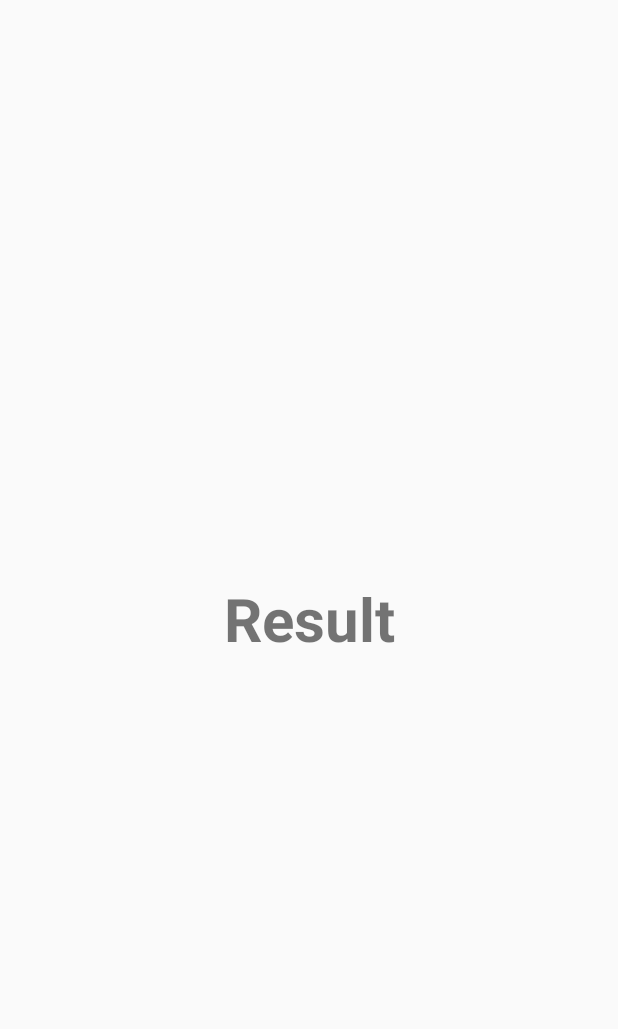
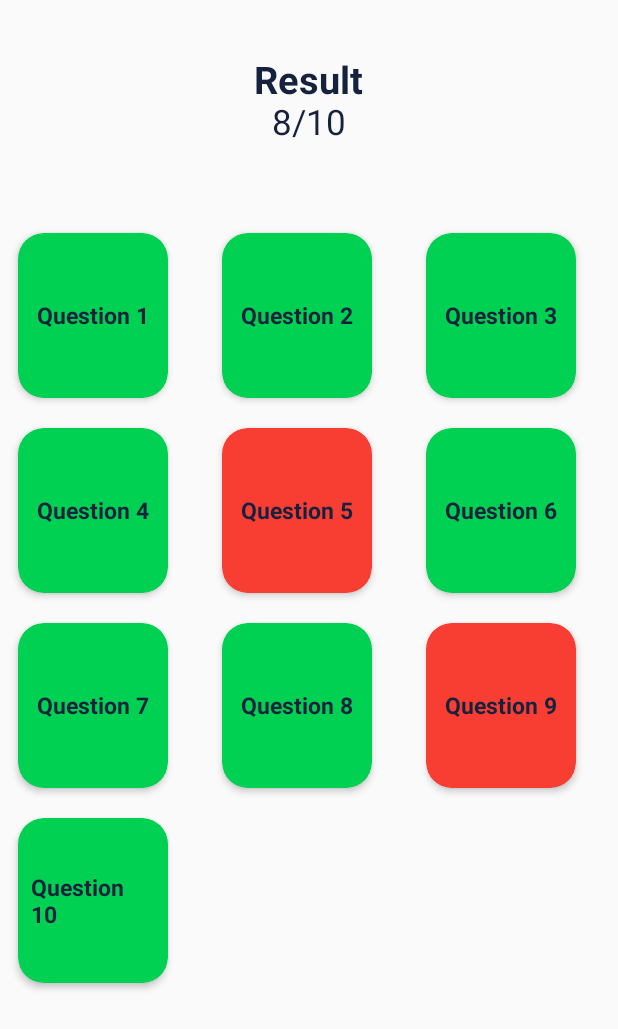
Before and after one commit to kareemmohamed299/final-project-graduated, an Android app: the result screen opened directly, with no data from a screen before it, on a phone screen of 412 x 824 dp. Shown: the top 1029 px of the screen. Run offline under Robolectric (Android 15) with nearby library versions, the phone set to English and light mode, and no system bars.

Commit message:
result layout

```diff
--- a/app/src/main/AndroidManifest.xml
+++ b/app/src/main/AndroidManifest.xml
@@ -11,7 +11,7 @@
         android:roundIcon="@mipmap/ic_launcher_round"
         android:supportsRtl="true"
         android:theme="@style/AppTheme">
-        <activity android:name=".result"></activity>
+        <activity android:name=".correction.result"></activity>
         <activity
             android:name=".questions.question"
             android:label="@string/title_activity_question"
--- /dev/null
+++ b/app/src/main/java/com/example/project1/correction/answerAdapter.java
@@ -0,0 +1,78 @@
+package com.example.project1.correction;
+
+import android.graphics.Color;
+import android.view.LayoutInflater;
+import android.view.View;
+import android.view.ViewGroup;
+import android.widget.TextView;
+
+import androidx.annotation.NonNull;
+import androidx.cardview.widget.CardView;
+import androidx.recyclerview.widget.RecyclerView;
+
+import com.example.project1.R;
+
+
+public class answerAdapter extends RecyclerView.Adapter<answerAdapter.ViewHolder>  {
+
+
+
+    private String[] questions = {"Question 1",
+            "Question 2",
+            "Question 3",
+            "Question 4",
+            "Question 5", "Question 6","Question 7","Question 8","Question 9","Question 10"
+    };
+
+    private String[] ans = {"right",
+            "right",
+            "right",
+            "right",
+            "wrong", "right","right","right","wrong","right"
+    };
+
+
+
+    class ViewHolder extends RecyclerView.ViewHolder{
+        private TextView question_num;
+        private CardView card_view;
+
+        public ViewHolder(View itemView) {
+            super(itemView);
+            question_num = (TextView)itemView.findViewById(R.id.question);
+            card_view = (CardView) itemView.findViewById(R.id.card_view_answer);
+
+        }
+    }
+
+
+
+
+    @NonNull
+    @Override
+    public answerAdapter.ViewHolder onCreateViewHolder(@NonNull ViewGroup parent, int viewType) {
+        View v = LayoutInflater.from(parent.getContext())
+                .inflate(R.layout.answer_item,parent, false);
+        ViewHolder viewHolder = new ViewHolder(v);
+
+
+        return viewHolder;
+    }
+
+    @Override
+    public void onBindViewHolder(@NonNull answerAdapter.ViewHolder holder, int position) {
+
+        holder.question_num.setText(questions[position]);
+
+        if(ans[position]=="right")
+            holder.card_view.setCardBackgroundColor(Color.parseColor("#00D152"));
+        else
+            holder.card_view.setCardBackgroundColor(Color.parseColor("#F83D33"));
+
+    }
+
+    @Override
+    public int getItemCount() {
+        return questions.length;
+    }
+}
--- /dev/null
+++ b/app/src/main/java/com/example/project1/correction/result.java
@@ -0,0 +1,34 @@
+package com.example.project1.correction;
+import androidx.appcompat.app.AppCompatActivity;
+import androidx.recyclerview.widget.GridLayoutManager;
+import androidx.recyclerview.widget.RecyclerView;
+import android.content.Intent;
+import android.os.Bundle;
+import com.example.project1.R;
+import com.example.project1.questions.question;
+
+public class result extends AppCompatActivity {
+
+    RecyclerView recyclerView;
+    RecyclerView.LayoutManager layoutManager;
+    RecyclerView.Adapter adapter;
+
+    @Override
+    protected void onCreate(Bundle savedInstanceState) {
+        super.onCreate(savedInstanceState);
+        setContentView(R.layout.result);
+
+
+        recyclerView =
+                (RecyclerView) findViewById(R.id.recycler_view);
+
+        layoutManager = new GridLayoutManager(result.this,3);
+        recyclerView.setLayoutManager(layoutManager);
+
+        adapter = new answerAdapter();
+        recyclerView.setAdapter(adapter);
+
+    }
+
+
+}
--- a/app/src/main/java/com/example/project1/questions/choiceAdapter.java
+++ b/app/src/main/java/com/example/project1/questions/choiceAdapter.java
@@ -20,7 +20,8 @@ public class choiceAdapter extends RecyclerView.Adapter<choiceAdapter.ViewHolder
 
     exam examdata;
 
-    private int position ;
+
+    private int position=-1 ;
 
      public choiceAdapter(exam e)
      {
@@ -45,6 +46,8 @@ public class choiceAdapter extends RecyclerView.Adapter<choiceAdapter.ViewHolder
         View v = LayoutInflater.from(viewGroup.getContext())
                 .inflate(R.layout.choice_layout, viewGroup, false);
         ViewHolder viewHolder = new ViewHolder(v);
+
+
         return viewHolder;
     }
 
--- a/app/src/main/java/com/example/project1/result.java
+++ /dev/null
@@ -1,49 +0,0 @@
-package com.example.project1;
-
-import androidx.appcompat.app.AlertDialog;
-import androidx.appcompat.app.AppCompatActivity;
-
-import android.content.DialogInterface;
-import android.content.Intent;
-import android.os.Bundle;
-import android.widget.Button;
-
-import com.example.project1.questions.question;
-
-public class result extends AppCompatActivity {
-
-    @Override
-    protected void onCreate(Bundle savedInstanceState) {
-        super.onCreate(savedInstanceState);
-        setContentView(R.layout.result);
-
-    }
-    /*@Override
-    public void onBackPressed() {/*
-        AlertDialog.Builder builder=new AlertDialog.Builder(this);
-        builder.setMessage("Do you want to Exit")
-                .setCancelable(false)
-                .setPositiveButton("Yes", new DialogInterface.OnClickListener() {
-                    @Override
-                    public void onClick(DialogInterface dialog, int which) {
-                        result.super.onBackPressed();
-                        Intent myIntent = new Intent(result.this, welcome.class);
-                        startActivity(myIntent);
-                    }
-                })
-                .setNegativeButton("NO", new DialogInterface.OnClickListener() {
-                    @Override
-                    public void onClick(DialogInterface dialog, int which) {
-                        dialog.cancel();
-                    }
-                });
-        AlertDialog alertDialog=builder.create();
-        alertDialog.show();
-
-        result.super.onBackPressed();
-        Intent myIntent = new Intent(result.this, course_info.class);
-        startActivity(myIntent);
-    }*/
-
-
-}
--- /dev/null
+++ b/app/src/main/res/layout/answer_item.xml
@@ -0,0 +1,36 @@
+<?xml version="1.0" encoding="utf-8"?>
+<androidx.cardview.widget.CardView xmlns:android="http://schemas.android.com/apk/res/android"
+    xmlns:card_view="http://schemas.android.com/apk/res-auto"
+    xmlns:tools="http://schemas.android.com/tools"
+    tools:context=".RecyclerAdapter"
+    android:layout_width="100dp"
+    android:layout_height="110dp"
+    android:id="@+id/card_view_answer"
+    android:layout_margin="10dp"
+    card_view:cardBackgroundColor="@color/white"
+    card_view:cardCornerRadius="17dp"
+    card_view:cardElevation="3dp"
+    card_view:contentPadding="3dp"
+    android:foreground="?selectableItemBackground"
+    android:clickable="true"
+    android:focusable="true">
+
+    <RelativeLayout
+        android:layout_width="match_parent"
+        android:layout_height="match_parent"
+        android:padding="5dp" >
+
+        <TextView
+            android:layout_width="wrap_content"
+            android:layout_height="wrap_content"
+            android:id="@+id/question"
+            android:text="Question 1"
+            android:textColor="@color/dark_blue"
+            android:textSize="15sp"
+            android:textStyle="bold"
+            android:layout_centerInParent="true"
+
+            />
+
+    </RelativeLayout>
+</androidx.cardview.widget.CardView>
--- a/app/src/main/res/layout/mcq_question.xml
+++ b/app/src/main/res/layout/mcq_question.xml
@@ -22,7 +22,8 @@
             android:layout_height="wrap_content"
             android:text="What do you choose?"
             android:textStyle="bold"
-            android:textSize="20sp"/>
+            android:textSize="20sp"
+            />
 
         <androidx.recyclerview.widget.RecyclerView
             android:id="@+id/recycler_view"
--- a/app/src/main/res/layout/result.xml
+++ b/app/src/main/res/layout/result.xml
@@ -1,21 +1,58 @@
 <?xml version="1.0" encoding="utf-8"?>
-<androidx.constraintlayout.widget.ConstraintLayout xmlns:android="http://schemas.android.com/apk/res/android"
+<RelativeLayout xmlns:android="http://schemas.android.com/apk/res/android"
     xmlns:app="http://schemas.android.com/apk/res-auto"
     xmlns:tools="http://schemas.android.com/tools"
     android:layout_width="match_parent"
     android:layout_height="match_parent"
-    tools:context=".result">
+    tools:context=".correction.result">
 
-    <TextView
-        android:id="@+id/result"
-        android:layout_width="wrap_content"
+    <LinearLayout
+        android:layout_width="match_parent"
         android:layout_height="wrap_content"
-        android:text="Result"
-        android:textSize="40sp"
-        android:textStyle="bold"
-        app:layout_constraintBottom_toBottomOf="parent"
-        app:layout_constraintEnd_toEndOf="parent"
-        app:layout_constraintStart_toStartOf="parent"
-        app:layout_constraintTop_toTopOf="parent" />
+        android:orientation="vertical"
+        android:layout_marginTop="15dp"
+       >
 
-</androidx.constraintlayout.widget.ConstraintLayout>
+        <RelativeLayout
+            android:layout_width="match_parent"
+            android:layout_height="120dp">
+
+        <TextView
+            android:id="@+id/result"
+            android:layout_width="wrap_content"
+            android:layout_height="wrap_content"
+            android:text="Result"
+            android:textColor="@color/dark_blue"
+            android:textSize="25sp"
+            android:textStyle="bold"
+            android:layout_centerHorizontal="true"
+            android:layout_marginTop="20dp"/>
+
+        <TextView
+            android:id="@+id/score"
+            android:layout_width="wrap_content"
+            android:layout_height="wrap_content"
+            android:text="8/10"
+            android:layout_centerHorizontal="true"
+            android:layout_marginTop="50dp"
+            android:textColor="@color/dark_blue"
+            android:textSize="23sp"
+            android:textStyle="normal" />
+
+        </RelativeLayout>
+        <androidx.recyclerview.widget.RecyclerView
+            android:id="@+id/recycler_view"
+            android:layout_width="match_parent"
+            android:layout_height="wrap_content"
+            android:layout_marginStart="2dp"
+            android:layout_marginEnd="2dp"
+            android:layout_marginTop="10dp"
+            app:layout_behavior="@string/appbar_scrolling_view_behavior"
+            />
+
+    </LinearLayout>
+
+
+
+
+</RelativeLayout>
```
Also changed, not shown: app/src/main/java/com/example/project1/questions/question.java (+4 -23 lines), app/src/main/res/layout/activity_question.xml (+1 -8 lines), app/src/main/res/layout/nav_header_question.xml (deleted, +0 -21 lines), app/src/main/res/menu/activity_question_drawer.xml (deleted, +0 -38 lines), app/src/main/res/navigation/mobile_navigation.xml (deleted, +0 -43 lines).
